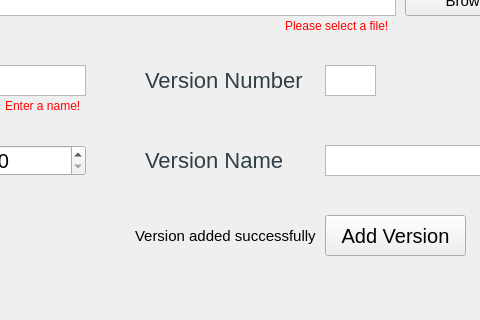
Above: addfiles.ui from HalaSaadeh/XML_Warehouse before the change; both pictures show x 545 to 1025 and y 285 to 605 of the 1120 by 850 pixel window. Below: the same form after it.
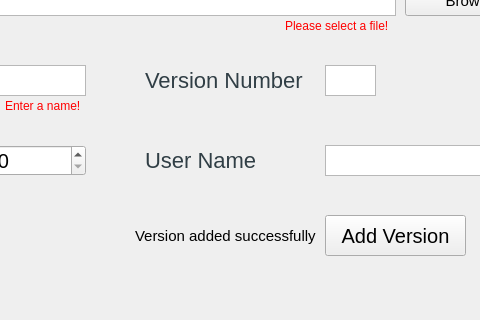
That is the form after the change.

```diff
--- a/addfiles.ui
+++ b/addfiles.ui
@@ -490,7 +490,7 @@
 font-family: helvetica;</string>
    </property>
    <property name="text">
-    <string>Version Name</string>
+    <string>User Name</string>
    </property>
   </widget>
  </widget>
```
